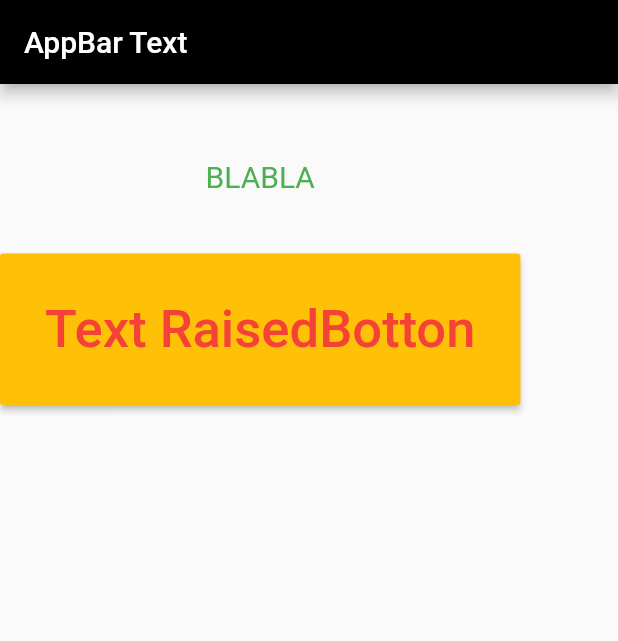
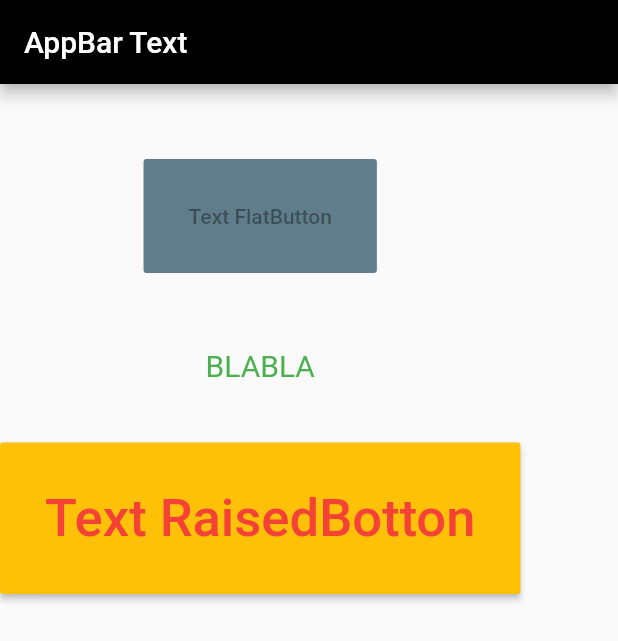
Before and after one commit to Devsaci/flutter2basic, a Flutter app: the screen it shows after launch, on a phone screen of 412 x 824 dp. Shown: the top 641 px of the screen. Run offline on Flutter 3.47's test engine with Material 2 defaults, Android fonts, the phone set to English and light mode, and no system bars.

Commit message:
onPressed: null

```diff
--- a/lib/main.dart
+++ b/lib/main.dart
@@ -39,6 +39,16 @@ class _MyAppState extends State<MyApp> {
                 SizedBox(
                   height: 50,
                 ),
+                FlatButton(
+                  onPressed: null,
+                  padding: EdgeInsets.all(30),
+                  color: Colors.red,
+                  child: Text("Text FlatButton"),
+                  disabledColor: Colors.blueGrey,
+                ),
+                SizedBox(
+                  height: 50,
+                ),
                 Text(
                   str,
                   style: TextStyle(color: Colors.green, fontSize: 20),
```
